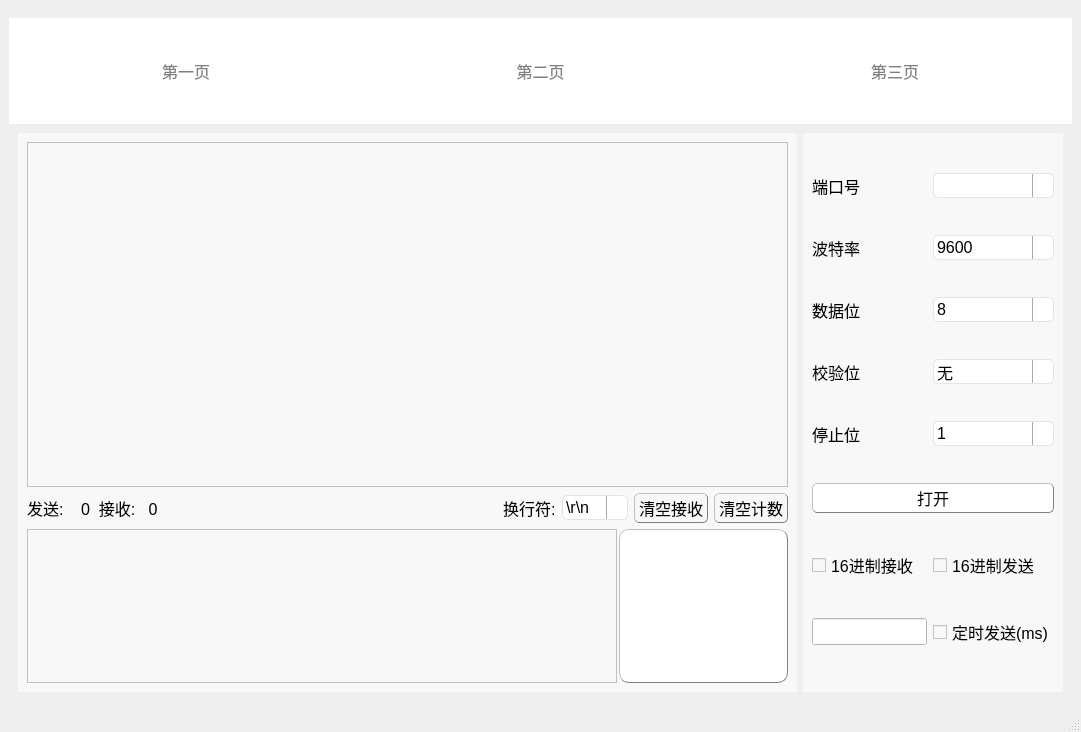
Above: Serial/mainwindow.ui from RoadToSea/Qt_projects before the change. Below: the same form after it.
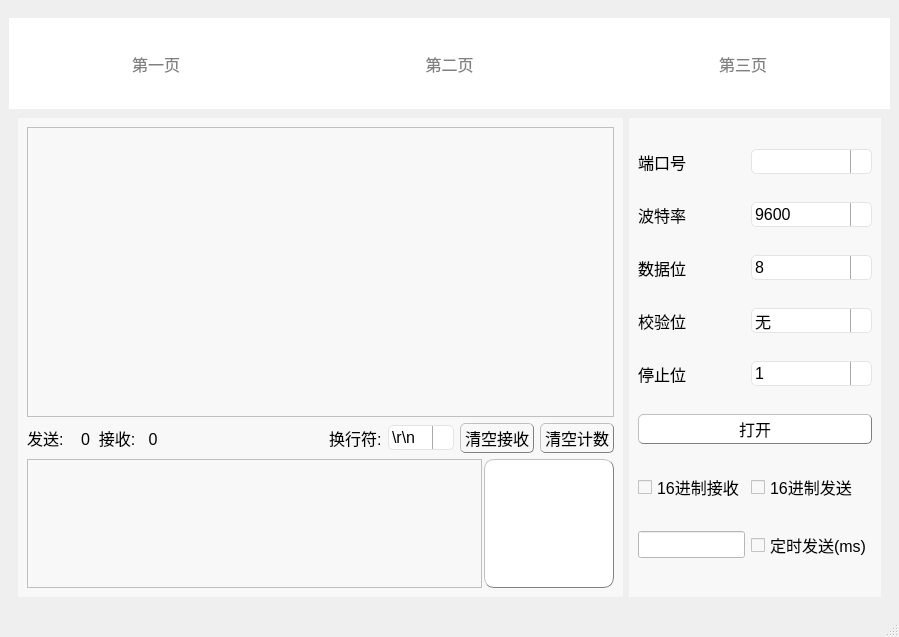
That is the form after the change. Icons and pictures are not drawn. Custom widgets are drawn as their Qt base class.

```diff
--- a/Serial/mainwindow.ui
+++ b/Serial/mainwindow.ui
@@ -6,8 +6,8 @@
    <rect>
     <x>0</x>
     <y>0</y>
-    <width>1081</width>
-    <height>732</height>
+    <width>899</width>
+    <height>637</height>
    </rect>
   </property>
   <property name="font">
```
Left out of the diff: 8 changed lines with no effect on the pictures.
